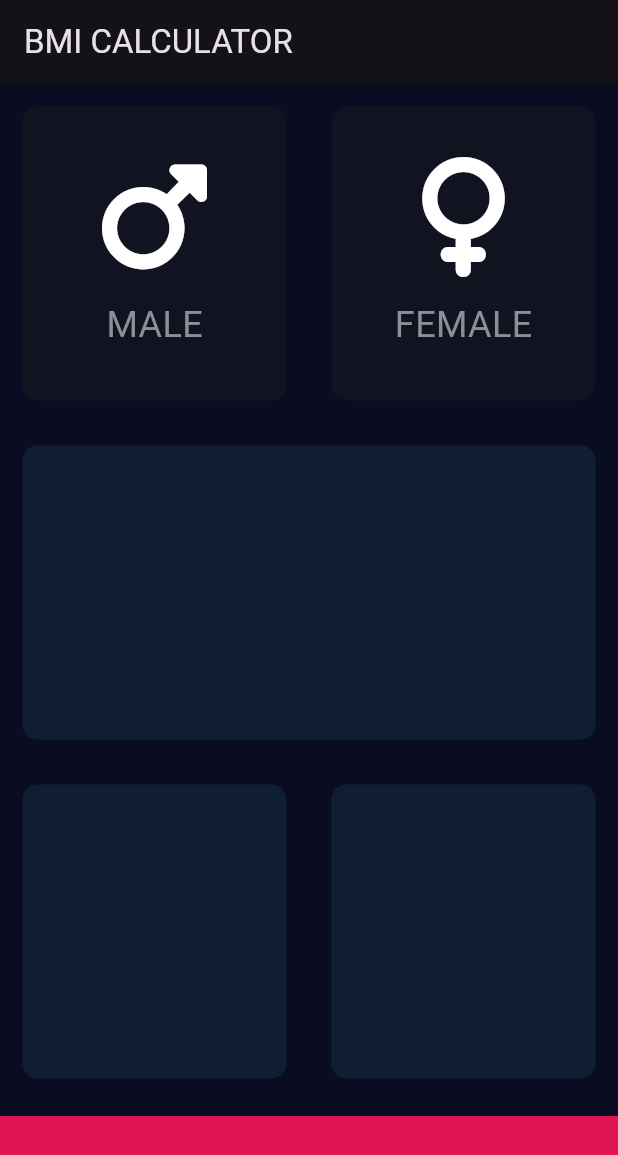
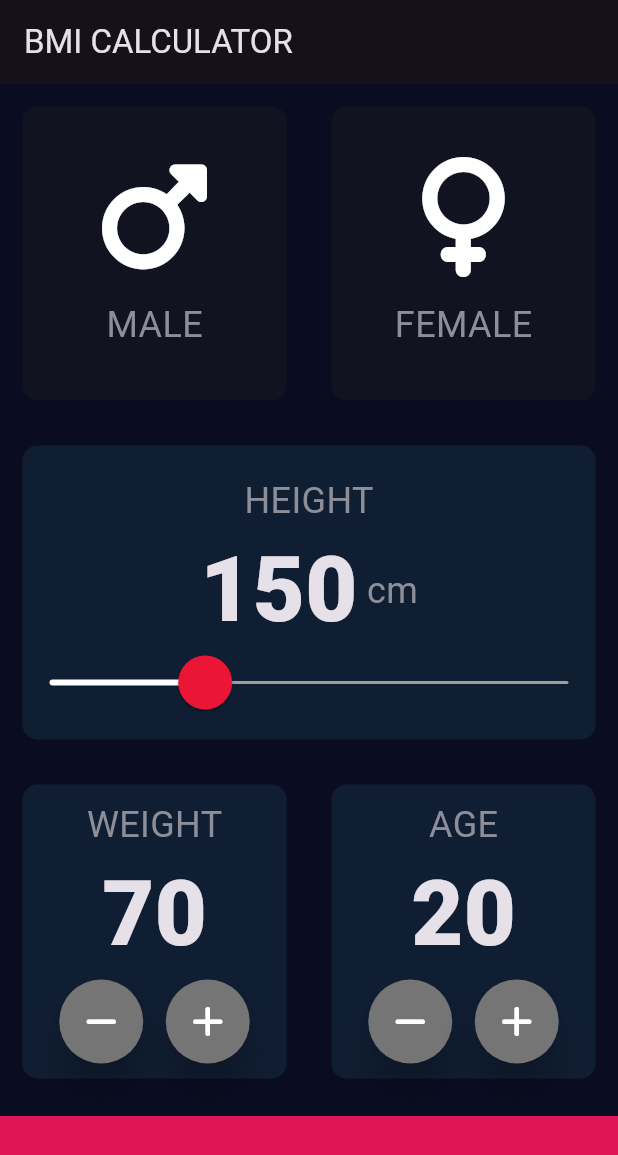
Before and after one commit to yeganeh0000/expanded_widget, a Flutter app: the screen it shows after launch, on a phone screen of 412 x 824 dp. Shown: the top 1155 px of the screen. Run offline on Flutter 3.47's test engine with Material 3 defaults, Android fonts, the phone set to English and light mode, and no system bars; our stand-ins replace font_awesome_flutter.

Commit message:
add btn weight and btn age

```diff
--- /dev/null
+++ b/lib/constants.dart
@@ -0,0 +1,11 @@
+
+
+import 'package:flutter/material.dart';
+
+const double kBottomContainerHeight = 80;
+const kActiveCardColor = Color(0xFF101E35);
+const kInactiveCardColor = Color(0xFF111320);
+const kBottomContainerColor = Color(0xFFE01555);
+
+const kLabelTextStyle = TextStyle(color: Color(0xFF8D8E98),fontSize: 24);
+const kNumberTextStyle = TextStyle(fontWeight: FontWeight.w900,fontSize: 60)  ;
--- a/lib/icon_content.dart
+++ b/lib/icon_content.dart
@@ -1,5 +1,8 @@
 
+import 'package:expanded_widget/constants.dart';
 import 'package:flutter/material.dart';
+
+
 
 class IconContent extends StatelessWidget {
   final IconData ? icon;
@@ -22,12 +25,9 @@ class IconContent extends StatelessWidget {
 
         Text(
           label!,
-          style: TextStyle(
-            color: Color(0xFF8D8E98),
-            fontSize: 24
-          ),
-        )
-
+          style:
+              kLabelTextStyle
+        ),
       ],
     );
   }
--- a/lib/input_page.dart
+++ b/lib/input_page.dart
@@ -1,13 +1,10 @@
 
+import 'package:expanded_widget/constants.dart';
 import 'package:expanded_widget/icon_content.dart';
 import 'package:expanded_widget/reusable_card.dart';
 import 'package:flutter/material.dart';
 import 'package:font_awesome_flutter/font_awesome_flutter.dart';
 
-const bottomContainerHeight = 80.0;
-const activeCardColor = Color(0xFF101E35);
-const inactiveCardColor = Color(0xFF111320);
-const bottomContainerColor = Color(0xFFE01555);
 
 enum Gender{male,female}
 
@@ -21,8 +18,11 @@ class InputPage extends StatefulWidget {
 class _InputPageState extends State<InputPage> {
 
   Gender ? selectedGender;
-  Color maleCardColor = inactiveCardColor;
-  Color femaleCardColor = inactiveCardColor;
+  Color maleCardColor = kActiveCardColor ;
+  Color femaleCardColor = kInactiveCardColor;
+  int height = 150;
+  int weight = 70;
+  int age = 20;
 
   @override
   Widget build(BuildContext context) {
@@ -39,10 +39,11 @@ class _InputPageState extends State<InputPage> {
                 children: [
                   Expanded(
                       child: ReusableCard(
-                          widget: IconContent(
+                          child: IconContent(
                             icon: FontAwesomeIcons.mars, label:'MALE',
                           ),
-                          color: selectedGender == Gender.male ? activeCardColor : inactiveCardColor,
+                          color: selectedGender == Gender.male ?
+                          kActiveCardColor : kInactiveCardColor,
                           onPress: (){
                             setState(() {
                               selectedGender = Gender.male;
@@ -52,10 +53,11 @@ class _InputPageState extends State<InputPage> {
 
                   Expanded(
                       child: ReusableCard(
-                          widget: IconContent(
+                          child: IconContent(
                             icon: FontAwesomeIcons.venus, label:'FEMALE',
                           ),
-                          color: selectedGender == Gender.female ? activeCardColor : inactiveCardColor,
+                          color: selectedGender == Gender.female ?
+                          kActiveCardColor : kInactiveCardColor,
                           onPress: (){
                             setState(() {
                               selectedGender = Gender.female;
@@ -67,25 +69,143 @@ class _InputPageState extends State<InputPage> {
           ),
 
 
-          Expanded(child: ReusableCard()),
+            Expanded(child: ReusableCard(
+            child: Column(
+              crossAxisAlignment: CrossAxisAlignment.center,
+              mainAxisAlignment: MainAxisAlignment.center,
+              children: [
+                Text("HEIGHT", style: kLabelTextStyle,),
+
+                Row(
+                  mainAxisAlignment: MainAxisAlignment.center,
+                 //crossAxisAlignment:CrossAxisAlignment.baseline,
+
+                  children: [
+                    Text( height.toString(),style:  kNumberTextStyle,),
+                    Text(" cm",style: kLabelTextStyle,)
+
+                  ],
+                ),
+
+                Slider(
+                  min: 120,
+                    max: 220,
+                    value: height.toDouble(),
+                    onChanged: (value){
+                    print("$value");
+                    setState(() {
+                      height = value.toInt();
+                    });
+                    })
+              ],
+            ),
+          )),
 
           Expanded(
               child: Row(
                 children: [
-                  Expanded(child: ReusableCard()),
-                  Expanded(child: ReusableCard()),
+                  Expanded(child: ReusableCard(
+                    child: Column(
+                      mainAxisAlignment: MainAxisAlignment.center,
+                      children: [
+                        Text("WEIGHT",style: kLabelTextStyle,),
+                        Text('$weight',style: kNumberTextStyle,),
+
+                        Row(
+                          mainAxisAlignment: MainAxisAlignment.center,
+                          children: [
+                            RoundIconButton(
+                              icon: FontAwesomeIcons.minus,
+                              onPress: (){
+                                setState(() {
+
+                                  weight--;
+                                });
+                              },
+                            ),
+
+                            SizedBox(width: 15,),
+
+                            RoundIconButton(
+                              icon: FontAwesomeIcons.plus,
+                              onPress: (){
+                                setState(() {
+                                  weight++;
+                                });
+                              },
+                            )
+                          ],
+                        )
+                      ],
+                    ),
+                  )),
+                  Expanded(child: ReusableCard(
+                    child: Column(
+                      mainAxisAlignment: MainAxisAlignment.center,
+                      children: [
+                        Text("AGE",style: kLabelTextStyle,),
+                        Text('$age',style: kNumberTextStyle,),
+
+                        Row(
+                          mainAxisAlignment: MainAxisAlignment.center,
+                          children: [
+                            RoundIconButton(
+                              icon: FontAwesomeIcons.minus,
+                              onPress: (){
+                                setState(() {
+
+                                  age--;
+                                });
+                              },
+                            ),
+
+                            SizedBox(width: 15,),
+
+                            RoundIconButton(
+                              icon: FontAwesomeIcons.plus,
+                              onPress: (){
+                                setState(() {
+                                  age++;
+                                });
+                              },
+                            )
+                          ],
+                        )
+                      ],
+                    ),
+                  )),
 
                 ],
               )),
 
           Container(
-            color: bottomContainerColor,
-            margin: EdgeInsets.only(top: 10),
+            color: kBottomContainerColor,
+            margin: const EdgeInsets.only(top: 10),
             width: double.infinity,
-            height: bottomContainerHeight,
+            height: kBottomContainerHeight,
           )
-        ],
+         ],
       ),
     );
   }
 }
+
+class RoundIconButton extends StatelessWidget {
+  final IconData ? icon;
+  final VoidCallback ? onPress;
+  const RoundIconButton({super.key, this.icon, this.onPress});
+
+  @override
+  Widget build(BuildContext context) {
+    return RawMaterialButton(onPressed: onPress,
+    child: Icon(icon),
+      shape: CircleBorder(),
+      fillColor: Colors.grey.shade600,
+      constraints: BoxConstraints.tightFor(
+        width: 56,
+        height: 56
+      ),
+      elevation: 10,
+    );
+  }
+}
--- a/lib/main.dart
+++ b/lib/main.dart
@@ -15,6 +15,15 @@ class MyApp extends StatelessWidget {
   Widget build(BuildContext context) {
     return MaterialApp(
       theme: ThemeData.dark().copyWith(
+        sliderTheme: SliderTheme.of(context).copyWith(
+          thumbShape: RoundSliderThumbShape(enabledThumbRadius: 18),
+          overlayShape: RoundSliderOverlayShape(overlayRadius: 10),
+          activeTrackColor: Colors.white,
+          inactiveTrackColor: Colors.grey,
+          thumbColor: Color(0xFFEB1535),
+          overlayColor: Color(0x15EB1555),
+          trackHeight: 2
+        ),
         primaryColor: Color(0xFF0A0D22),
         scaffoldBackgroundColor: Color(0xFF0A0D22)
       ),
--- a/lib/reusable_card.dart
+++ b/lib/reusable_card.dart
@@ -7,8 +7,8 @@ const activeCardColor = Color(0xFF101E33);
 class ReusableCard extends StatelessWidget {
   final void Function() ? onPress;
   final Color ? color;
-  final Widget ? widget;
-  const ReusableCard({super.key,  this.onPress, this.color, this.widget});
+  final Widget ? child;
+  const ReusableCard({super.key,  this.onPress, this.color, this.child});
 
   @override
   Widget build(BuildContext context) {
@@ -20,7 +20,7 @@ class ReusableCard extends StatelessWidget {
             color: color ?? activeCardColor,
             borderRadius: BorderRadius.circular(10)
         ),
-        child: widget,
+        child: child,
       ),
     );
   }
```
